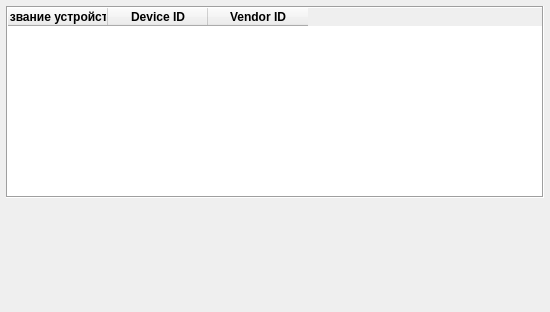
Above: src/PciInfo/PciInfo.ui from ilya-kar/IDCM before the change. Below: the same form after it.
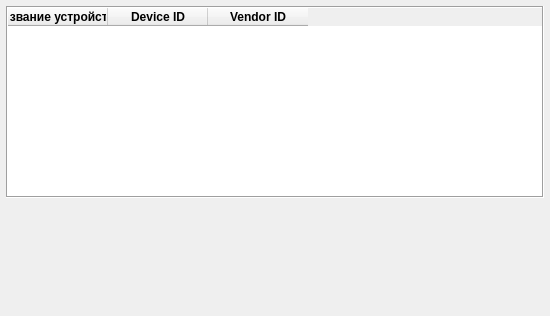
That is the form after the change. Custom widgets are drawn as their Qt base class.

The edit to the form file:
```diff
--- a/src/PciInfo/PciInfo.ui
+++ b/src/PciInfo/PciInfo.ui
@@ -7,7 +7,7 @@
     <x>0</x>
     <y>0</y>
     <width>550</width>
-    <height>312</height>
+    <height>316</height>
    </rect>
   </property>
   <property name="windowTitle">
```
